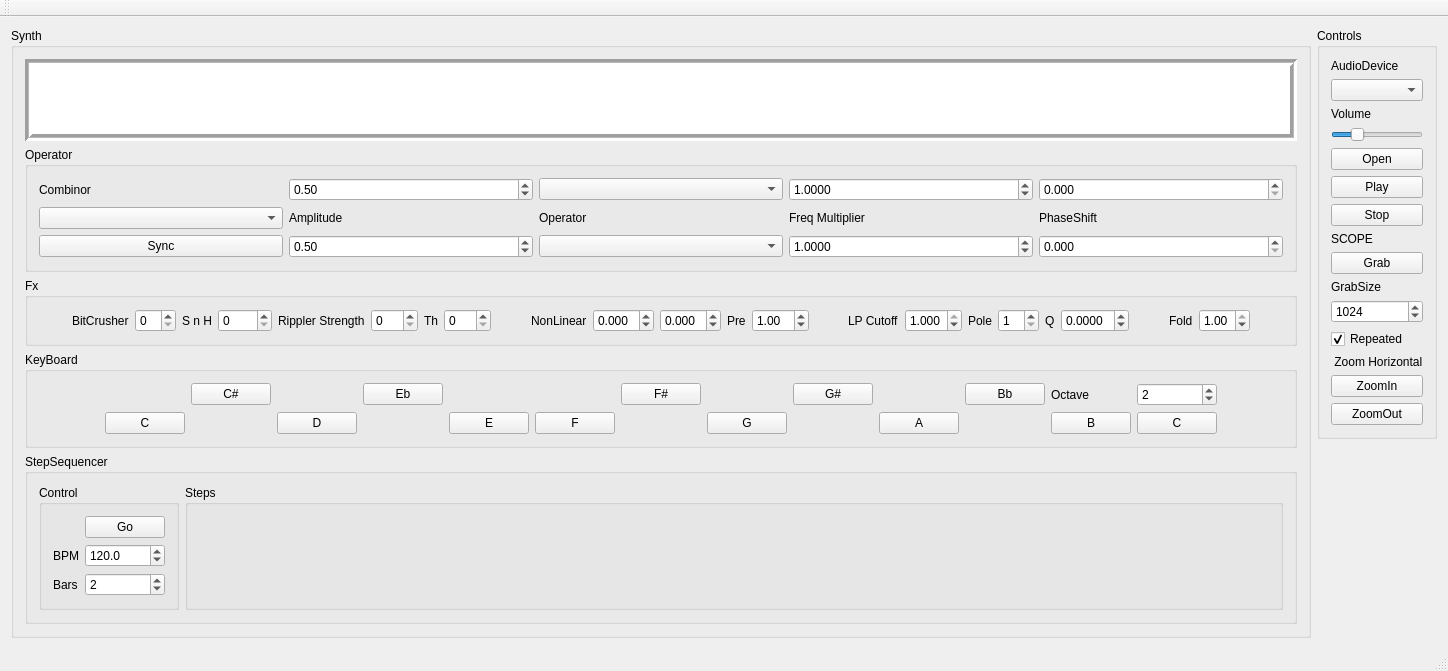
Above: Synth7/mainwindow.ui from djeemie2000/SynthPlayground before the change. Below: the same form after it.
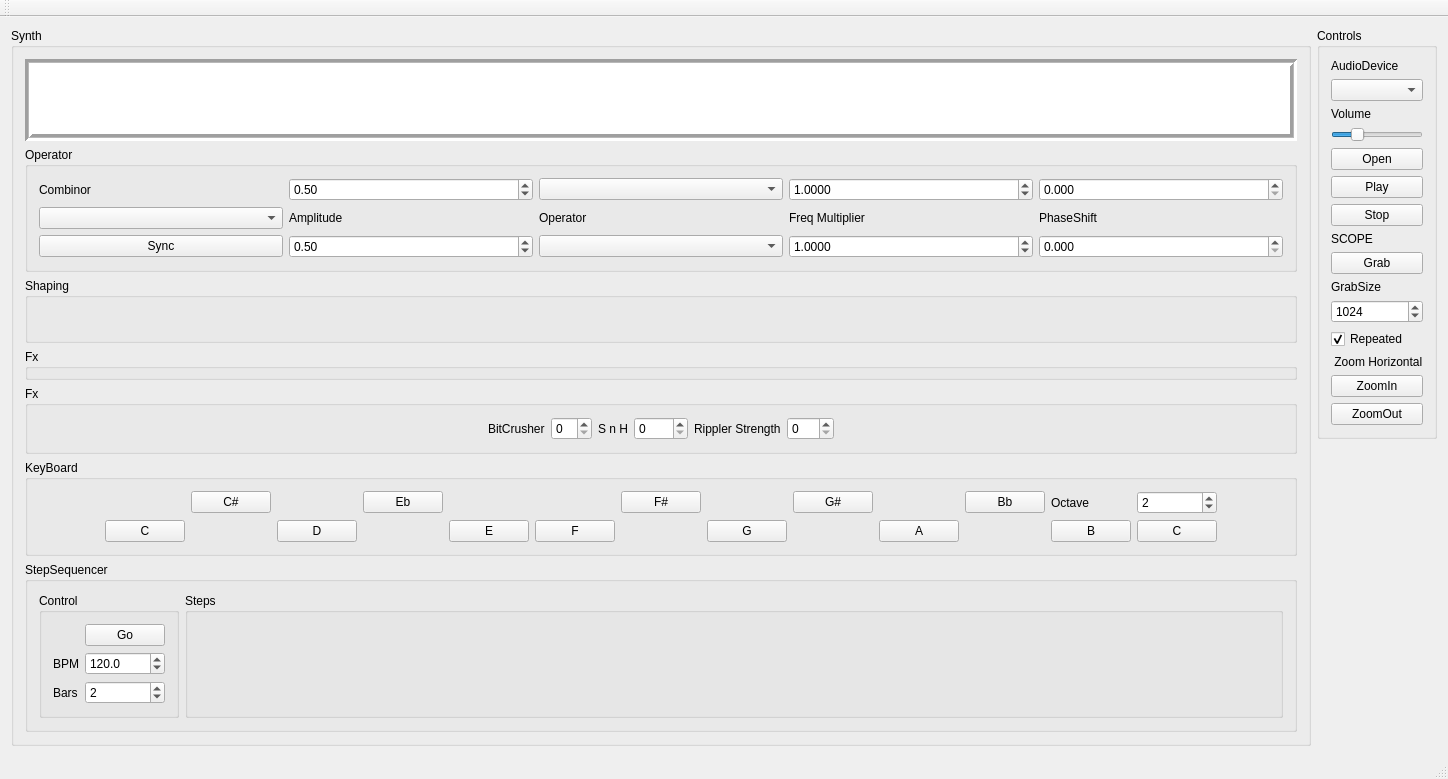
That is the form after the change.

Commit message: Synth7 uses gui creation utilities for some gui items #25

Diff of the .ui file:
```diff
--- a/Synth7/mainwindow.ui
+++ b/Synth7/mainwindow.ui
@@ -7,7 +7,7 @@
     <x>0</x>
     <y>0</y>
     <width>1448</width>
-    <height>669</height>
+    <height>731</height>
    </rect>
   </property>
   <property name="windowTitle">
@@ -208,6 +208,38 @@
          </layout>
         </widget>
        </item>
+       <item>
+        <widget class="QGroupBox" name="groupBox_Shaping">
+         <property name="title">
+          <string>Shaping</string>
+         </property>
+         <property name="flat">
+          <bool>false</bool>
+         </property>
+         <layout class="QHBoxLayout" name="horizontalLayout_4">
+          <item>
+           <spacer name="horizontalSpacer">
+            <property name="orientation">
+             <enum>Qt::Horizontal</enum>
+            </property>
+            <property name="sizeHint" stdset="0">
+             <size>
+              <width>1239</width>
+              <height>20</height>
+             </size>
+            </property>
+           </spacer>
+          </item>
+         </layout>
+        </widget>
+       </item>
+       <item>
+        <widget class="QGroupBox" name="groupBox_Fx_2">
+         <property name="title">
+          <string>Fx</string>
+         </property>
+        </widget>
+       </item>
        <item>
         <widget class="QGroupBox" name="groupBox_Fx">
          <property name="title">
@@ -275,171 +307,6 @@
             </property>
            </widget>
           </item>
-          <item>
-           <widget class="QLabel" name="label_17">
-            <property name="text">
-             <string>Th</string>
-            </property>
-           </widget>
-          </item>
-          <item>
-           <widget class="QSpinBox" name="spinBox_RipplerThreshold">
-            <property name="maximum">
-             <number>255</number>
-            </property>
-           </widget>
-          </item>
-          <item>
-           <spacer name="horizontalSpacer_12">
-            <property name="orientation">
-             <enum>Qt::Horizontal</enum>
-            </property>
-            <property name="sizeHint" stdset="0">
-             <size>
-              <width>40</width>
-              <height>20</height>
-             </size>
-            </property>
-           </spacer>
-          </item>
-          <item>
-           <widget class="QLabel" name="label_21">
-            <property name="text">
-             <string>NonLinear</string>
-            </property>
-           </widget>
-          </item>
-          <item>
-           <widget class="QDoubleSpinBox" name="doubleSpinBox_NonLinear_A">
-            <property name="decimals">
-             <number>3</number>
-            </property>
-            <property name="minimum">
-             <double>-4.000000000000000</double>
-            </property>
-            <property name="maximum">
-             <double>4.000000000000000</double>
-            </property>
-            <property name="singleStep">
-             <double>0.010000000000000</double>
-            </property>
-           </widget>
-          </item>
-          <item>
-           <widget class="QDoubleSpinBox" name="doubleSpinBox_NonLinear_B">
-            <property name="decimals">
-             <number>3</number>
-            </property>
-            <property name="minimum">
-             <double>-4.000000000000000</double>
-            </property>
-            <property name="maximum">
-             <double>4.000000000000000</double>
-            </property>
-            <property name="singleStep">
-             <double>0.010000000000000</double>
-            </property>
-           </widget>
-          </item>
-          <item>
-           <widget class="QLabel" name="label_22">
-            <property name="text">
-             <string>Pre</string>
-            </property>
-           </widget>
-          </item>
-          <item>
-           <widget class="QDoubleSpinBox" name="doubleSpinBox_NonLinear_Pre">
-            <property name="maximum">
-             <double>64.000000000000000</double>
-            </property>
-            <property name="singleStep">
-             <double>0.010000000000000</double>
-            </property>
-            <property name="value">
-             <double>1.000000000000000</double>
-            </property>
-           </widget>
-          </item>
-          <item>
-           <spacer name="horizontalSpacer_13">
-            <property name="orientation">
-             <enum>Qt::Horizontal</enum>
-            </property>
-            <property name="sizeHint" stdset="0">
-             <size>
-              <width>40</width>
-              <height>20</height>
-             </size>
-            </property>
-           </spacer>
-          </item>
-          <item>
-           <widget class="QLabel" name="label_20">
-            <property name="text">
-             <string>LP Cutoff</string>
-            </property>
-           </widget>
-          </item>
-          <item>
-           <widget class="QDoubleSpinBox" name="doubleSpinBox_LPFilterParameter">
-            <property name="decimals">
-             <number>3</number>
-            </property>
-            <property name="maximum">
-             <double>1.000000000000000</double>
-            </property>
-            <property name="singleStep">
-             <double>0.010000000000000</double>
-            </property>
-            <property name="value">
-             <double>1.000000000000000</double>
-            </property>
-           </widget>
-          </item>
-          <item>
-           <widget class="QLabel" name="label_24">
-            <property name="text">
-             <string>Pole</string>
-            </property>
-           </widget>
-          </item>
-          <item>
-           <widget class="QSpinBox" name="spinBox_LPFilterStages">
-            <property name="minimum">
-             <number>1</number>
-            </property>
-            <property name="maximum">
-             <number>24</number>
-            </property>
-            <property name="value">
-             <number>1</number>
-            </property>
-           </widget>
-          </item>
-          <item>
-           <widget class="QLabel" name="label_23">
-            <property name="text">
-             <string>Q</string>
-            </property>
-           </widget>
-          </item>
-          <item>
-           <widget class="QDoubleSpinBox" name="doubleSpinBox_LPFilterFeedback">
-            <property name="decimals">
-             <number>4</number>
-            </property>
-            <property name="minimum">
-             <double>-1.000000000000000</double>
-            </property>
-            <property name="maximum">
-             <double>2.000000000000000</double>
-            </property>
-            <property name="singleStep">
-             <double>0.001000000000000</double>
-            </property>
-           </widget>
-          </item>
           <item>
            <spacer name="horizontalSpacer_2">
             <property name="orientation">
@@ -453,42 +320,6 @@
             </property>
            </spacer>
           </item>
-          <item>
-           <widget class="QLabel" name="label_15">
-            <property name="text">
-             <string>Fold</string>
-            </property>
-           </widget>
-          </item>
-          <item>
-           <widget class="QDoubleSpinBox" name="doubleSpinBox_WaveFold">
-            <property name="minimum">
-             <double>0.010000000000000</double>
-            </property>
-            <property name="maximum">
-             <double>1.000000000000000</double>
-            </property>
-            <property name="singleStep">
-             <double>0.010000000000000</double>
-            </property>
-            <property name="value">
-             <double>1.000000000000000</double>
-            </property>
-           </widget>
-          </item>
-          <item>
-           <spacer name="horizontalSpacer">
-            <property name="orientation">
-             <enum>Qt::Horizontal</enum>
-            </property>
-            <property name="sizeHint" stdset="0">
-             <size>
-              <width>40</width>
-              <height>20</height>
-             </size>
-            </property>
-           </spacer>
-          </item>
          </layout>
         </widget>
        </item>
```
Left out of the diff: 3 changed lines with no effect on the pictures. The commit also changes 7 other files.
